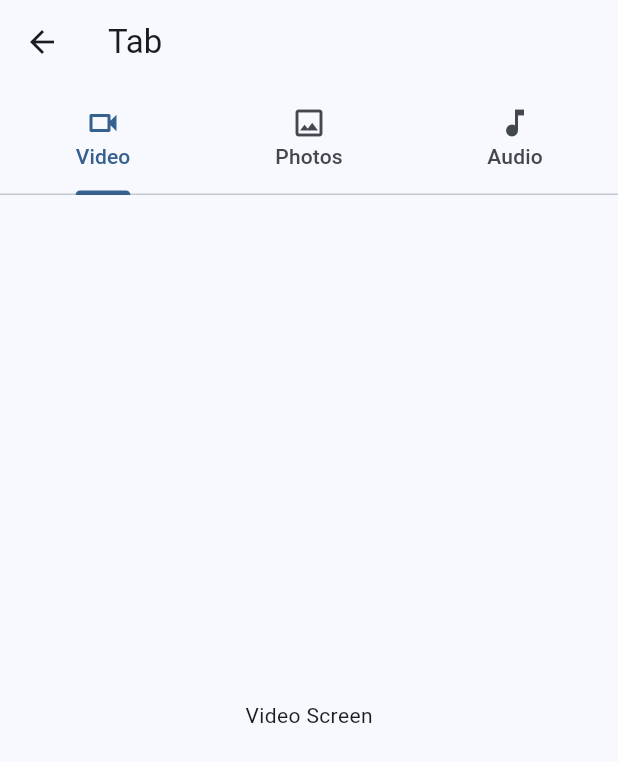
After one commit to rifquramandhita/Flutter-Explorer, a Flutter app: the screen it shows after launch, after a tap on "Tab", on a phone screen of 412 x 824 dp. The commit adds this screen. Shown: the top 762 px of the screen. Run offline on Flutter 3.47's test engine with Material 3 defaults, Android fonts, the phone set to English and light mode, and no system bars; our stand-ins replace wave; missing offline and left inert: onboarding.

Commit message:
feat: add material3-tab

```diff
--- a/simple_material3/lib/main.dart
+++ b/simple_material3/lib/main.dart
@@ -1,6 +1,7 @@
 import 'package:flutter/material.dart';
 import 'package:simple_material3/bottom_navbar/bottom_navbar.dart';
 import 'package:simple_material3/seach/search_screen.dart';
+import 'package:simple_material3/tab/tab_screen.dart';
 
 void main() {
   runApp(const MyApp());
@@ -46,7 +47,16 @@ class Home extends StatelessWidget {
                           builder: (context) => SearchScreen(),
                         ));
                   },
-                  child: Text("Search"))
+                  child: Text("Search")),
+              FilledButton(
+                  onPressed: () {
+                    Navigator.push(
+                        context,
+                        MaterialPageRoute(
+                          builder: (context) => TabScreen(),
+                        ));
+                  },
+                  child: Text("Tab"))
             ],
           ),
         ),
--- /dev/null
+++ b/simple_material3/lib/tab/audio_screen.dart
@@ -0,0 +1,12 @@
+import 'package:flutter/material.dart';
+
+class AudioScreen extends StatelessWidget {
+  const AudioScreen({super.key});
+
+  @override
+  Widget build(BuildContext context) {
+    return Scaffold(
+      body: Center(child: Text("Audio Screen"),),
+    );
+  }
+}
--- /dev/null
+++ b/simple_material3/lib/tab/photo_screen.dart
@@ -0,0 +1,12 @@
+import 'package:flutter/material.dart';
+
+class PhotoScreen extends StatelessWidget {
+  const PhotoScreen({super.key});
+
+  @override
+  Widget build(BuildContext context) {
+    return Scaffold(
+      body: Center(child: Text("Photo Screen"),),
+    );
+  }
+}
--- /dev/null
+++ b/simple_material3/lib/tab/tab_screen.dart
@@ -0,0 +1,56 @@
+import 'package:flutter/material.dart';
+import 'package:simple_material3/tab/audio_screen.dart';
+import 'package:simple_material3/tab/photo_screen.dart';
+import 'package:simple_material3/tab/video_screen.dart';
+
+class TabScreen extends StatefulWidget {
+  const TabScreen({super.key});
+
+  @override
+  State<TabScreen> createState() => _TabsState();
+}
+
+class _TabsState extends State<TabScreen> with TickerProviderStateMixin {
+  late TabController _tabController;
+  List<Widget> listPage = [VideoScreen(), PhotoScreen(), AudioScreen()];
+
+  @override
+  void initState() {
+    super.initState();
+    _tabController = TabController(length: 3, vsync: this);
+  }
+
+  @override
+  Widget build(BuildContext context) {
+    return Scaffold(
+      appBar: AppBar(
+        title: Text("Tab"),
+        bottom: TabBar(
+          controller: _tabController,
+          onTap: (value) {
+            setState(() {});
+          },
+          tabs: const <Widget>[
+            Tab(
+              icon: Icon(Icons.videocam_outlined),
+              text: 'Video',
+              iconMargin: EdgeInsets.only(bottom: 0.0),
+            ),
+            Tab(
+              icon: Icon(Icons.photo_outlined),
+              text: 'Photos',
+              iconMargin: EdgeInsets.only(bottom: 0.0),
+            ),
+            Tab(
+              icon: Icon(Icons.audiotrack_sharp),
+              text: 'Audio',
+              iconMargin: EdgeInsets.only(bottom: 0.0),
+            ),
+          ],
+        ),
+        // TODO: Showcase secondary tab bar https://github.com/flutter/flutter/issues/111962
+      ),
+      body: listPage[_tabController.index],
+    );
+  }
+}
--- /dev/null
+++ b/simple_material3/lib/tab/video_screen.dart
@@ -0,0 +1,12 @@
+import 'package:flutter/material.dart';
+
+class VideoScreen extends StatelessWidget {
+  const VideoScreen({super.key});
+
+  @override
+  Widget build(BuildContext context) {
+    return Scaffold(
+      body: Center(child: Text("Video Screen"),),
+    );
+  }
+}
```
